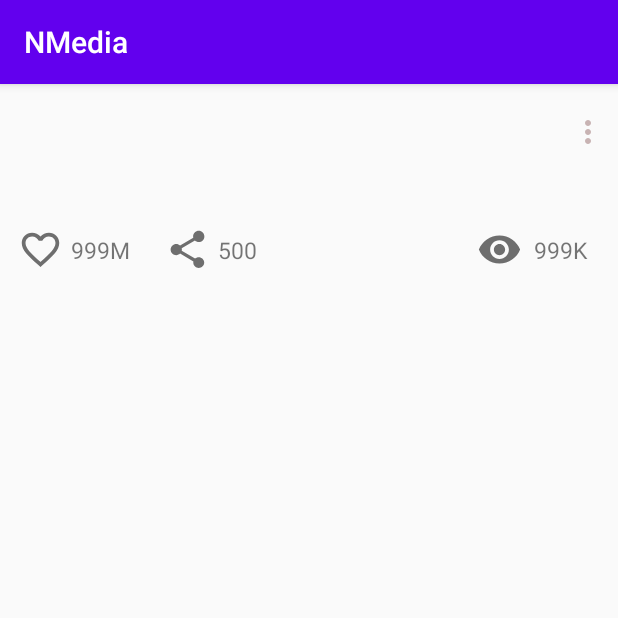
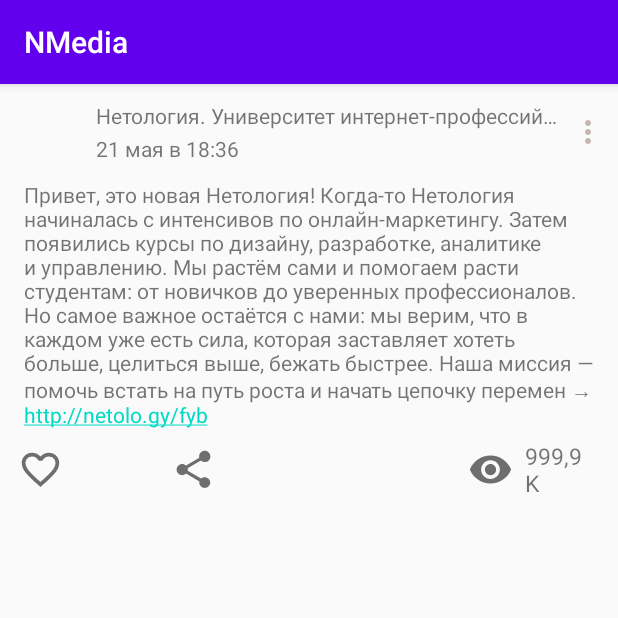
Before and after one commit to tyupik/and_first_app, an Android app: the screen it shows after launch (MainActivity), on a phone screen of 412 x 824 dp, the top half of it. Run offline under Robolectric (Android 15) with nearby library versions, the phone set to English and light mode, and no system bars.

```diff
--- a/app/build.gradle
+++ b/app/build.gradle
@@ -13,7 +13,13 @@ android {
         versionCode 1
         versionName "1.0"
 
+
+
         testInstrumentationRunner "androidx.test.runner.AndroidJUnitRunner"
+    }
+
+    buildFeatures {
+        viewBinding = true
     }
 
     buildTypes {
--- a/app/src/main/java/ru/netology/nmedia/MainActivity.kt
+++ b/app/src/main/java/ru/netology/nmedia/MainActivity.kt
@@ -2,10 +2,56 @@ package ru.netology.nmedia
 
 import androidx.appcompat.app.AppCompatActivity
 import android.os.Bundle
+import android.view.View
+import kotlin.math.floor
+import ru.netology.nmedia.databinding.ActivityMainBinding
+
 
 class MainActivity : AppCompatActivity() {
     override fun onCreate(savedInstanceState: Bundle?) {
         super.onCreate(savedInstanceState)
         setContentView(R.layout.activity_main)
+        val binding = ActivityMainBinding.inflate(layoutInflater)
+        setContentView(binding.root)
+
+
+        val post = Post(
+            id = 1,
+            author = "Нетология. Университет интернет-профессий будущего",
+            content = "Привет, это новая Нетология! Когда-то Нетология начиналась с интенсивов по онлайн-маркетингу. Затем появились курсы по дизайну, разработке, аналитике и управлению. Мы растём сами и помогаем расти студентам: от новичков до уверенных профессионалов. Но самое важное остаётся с нами: мы верим, что в каждом уже есть сила, которая заставляет хотеть больше, целиться выше, бежать быстрее. Наша миссия — помочь встать на путь роста и начать цепочку перемен → http://netolo.gy/fyb",
+            published = "21 мая в 18:36",
+            likeCount = 999,
+            likeByMe = false
+        )
+
+        with(binding){
+            authorTv.text = post.author
+            publishedTv.text = post.published
+            textTv.text = post.content
+
+            like.setOnClickListener {
+                post.likeByMe = !post.likeByMe
+                like.setImageResource(
+                    if (post.likeByMe) R.drawable.like_red else R.drawable.empty_like
+                )
+                if (post.likeByMe) post.likeCount++ else post.likeCount--
+                likeCount.text = setRoundCount(post.likeCount)
+            }
+            share.setOnClickListener{
+                post.shareCount++
+                shareCount.text = setRoundCount(post.shareCount)
+            }
+        }
+    }
+
+    private fun setRoundCount(value: Int): String{
+        return when(value){
+            0 -> ""
+            in 1..999 -> value.toString()
+            in 1000..1099 -> "1K"
+            in 1100..9999 -> (floor(value.toDouble()/1000 * 10f) / 10f).toString() + "K"
+            in 10000..999_999 -> floor(value.toDouble() / 1000).toInt().toString() + "K"
+            else -> (floor(value.toDouble()/1_000_000 * 10f) / 10f).toString() + "M"
+        }
     }
 }
--- /dev/null
+++ b/app/src/main/java/ru/netology/nmedia/Post.kt
@@ -0,0 +1,14 @@
+package ru.netology.nmedia
+
+import android.widget.ImageView
+
+data class Post(
+    val id: Long,
+    val author: String,
+    val authorAvatar: ImageView? = null,
+    val content: String,
+    val published: String,
+    var likeByMe: Boolean = false,
+    var likeCount: Int = 0,
+    var shareCount: Int = 0
+)
--- /dev/null
+++ b/app/src/main/res/drawable/like_red.xml
@@ -0,0 +1,5 @@
+<vector android:height="24dp" android:tint="#FF0100"
+    android:viewportHeight="24" android:viewportWidth="24"
+    android:width="24dp" xmlns:android="http://schemas.android.com/apk/res/android">
+    <path android:fillColor="@android:color/white" android:pathData="M12,21.35l-1.45,-1.32C5.4,15.36 2,12.28 2,8.5 2,5.42 4.42,3 7.5,3c1.74,0 3.41,0.81 4.5,2.09C13.09,3.81 14.76,3 16.5,3 19.58,3 22,5.42 22,8.5c0,3.78 -3.4,6.86 -8.55,11.54L12,21.35z"/>
+</vector>
--- a/app/src/main/res/layout/activity_main.xml
+++ b/app/src/main/res/layout/activity_main.xml
@@ -87,9 +87,9 @@
 
     <TextView
         android:id="@+id/likeCount"
-        android:layout_width="47dp"
+        android:layout_width="51dp"
         android:layout_height="wrap_content"
-        android:text="999M"
+        android:text=""
         android:textSize="15sp"
         android:layout_marginStart="5dp"
         app:layout_constraintTop_toTopOf="@id/like"
@@ -108,9 +108,9 @@
 
     <TextView
         android:id="@+id/shareCount"
-        android:layout_width="47dp"
+        android:layout_width="51dp"
         android:layout_height="wrap_content"
-        android:text="500"
+        android:text=""
         android:textSize="15sp"
         android:layout_marginStart="5dp"
         app:layout_constraintTop_toTopOf="@id/like"
@@ -119,10 +119,10 @@
 
     <TextView
         android:id="@+id/numbersOfView"
-        android:layout_width="40dp"
+        android:layout_width="46dp"
         android:textSize="15sp"
         android:layout_height="wrap_content"
-        android:text="999K"
+        android:text="999,9K"
         android:layout_marginEnd="8dp"
         app:layout_constraintEnd_toEndOf="parent"
         app:layout_constraintTop_toTopOf="@id/like"
```
